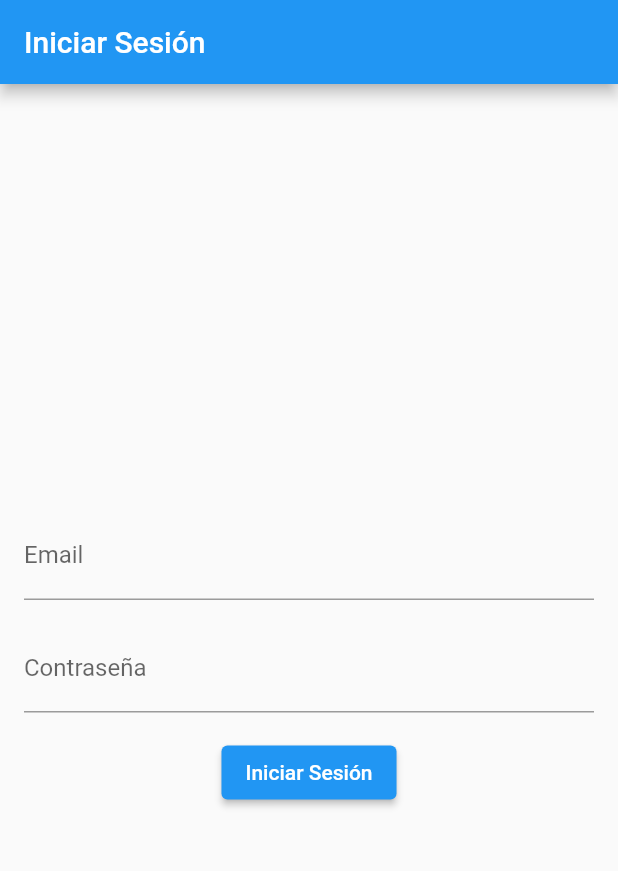
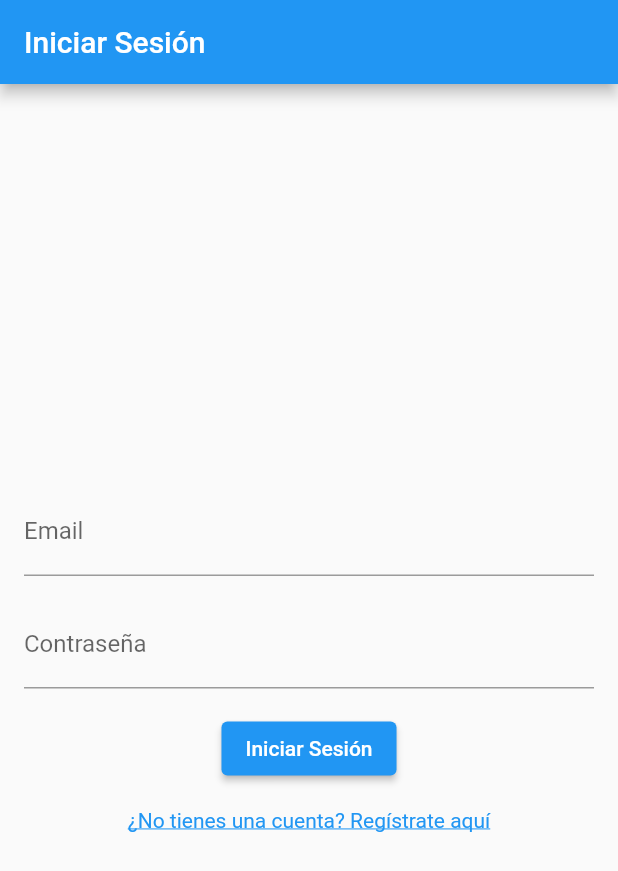
Before and after one commit to FrancaBruzzone/Obl_IHC_PruebasConFlutter, a Flutter app: the screen it shows after launch, on a phone screen of 412 x 824 dp. Shown: the top 871 px of the screen. Run offline on Flutter 3.47's test engine with Material 2 defaults, Android fonts, the phone set to English and light mode, and no system bars.

Commit message:
Agrego ventana de registro de usuario

```diff
--- a/lib/views/login_page.dart
+++ b/lib/views/login_page.dart
@@ -1,5 +1,6 @@
 import 'package:flutter/material.dart';
 import 'package:obl_ihc_pruebasconflutter/views/home_page.dart';
+import 'package:obl_ihc_pruebasconflutter/views/register_page.dart';
 
 class LoginPage extends StatelessWidget {
   @override
@@ -37,6 +38,23 @@ class LoginPage extends StatelessWidget {
               },
               child: Text('Iniciar Sesión'),
             ),
+            SizedBox(height: 16.0),
+            GestureDetector(
+              onTap: () {
+                Navigator.of(context).push(
+                  MaterialPageRoute(
+                    builder: (context) => RegisterPage(),
+                  ),
+                );
+              },
+              child: Text(
+                '¿No tienes una cuenta? Regístrate aquí',
+                style: TextStyle(
+                  color: Colors.blue,
+                  decoration: TextDecoration.underline,
+                ),
+              ),
+            ),
           ],
         ),
       ),
```
Also changed, not shown: lib/views/register_page.dart (added, +51 -0 lines).
